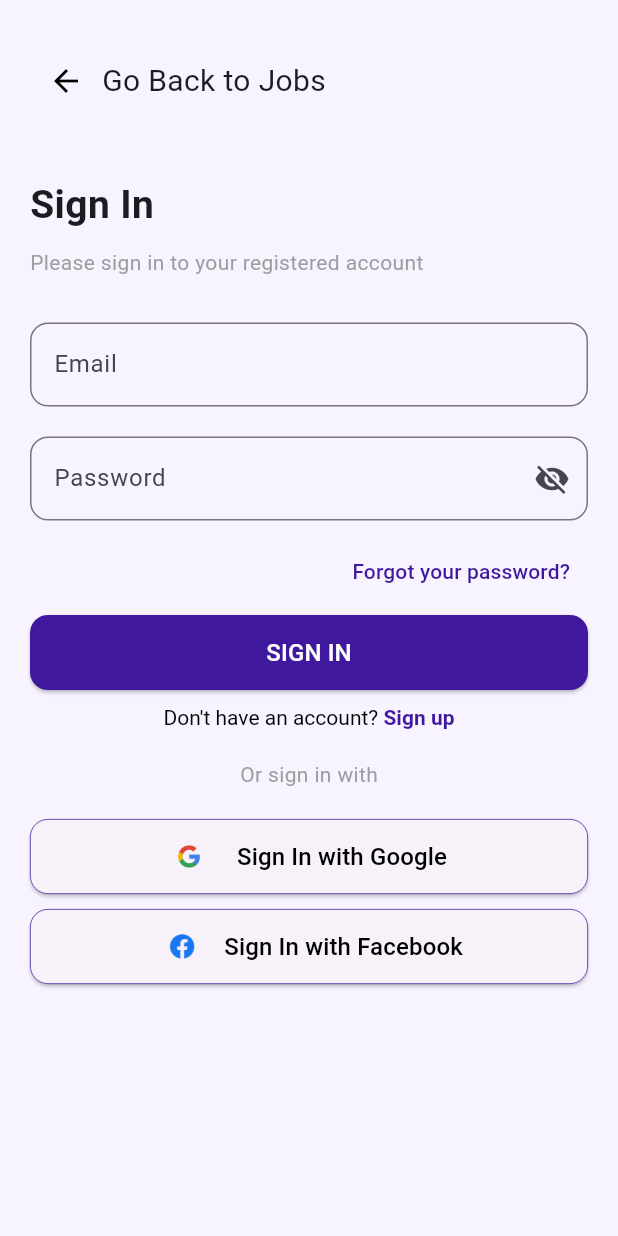
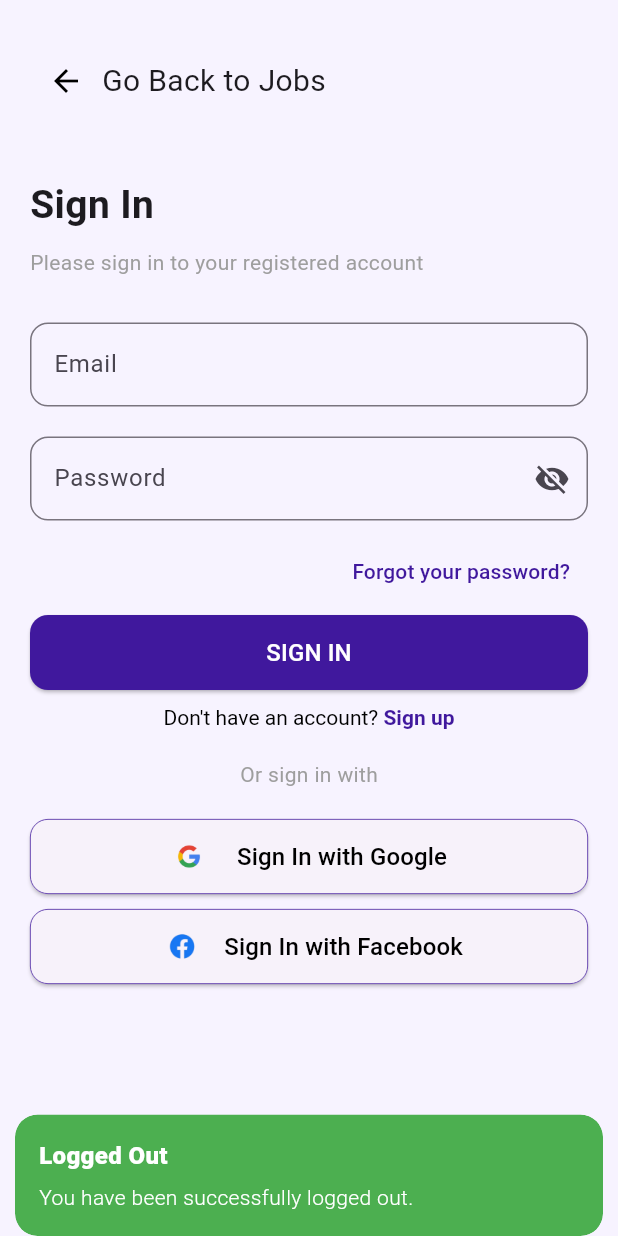
Before and after one commit to AbdulRafayDeveloper/mobile-app-semester-project, a Flutter app: the screen it shows after launch, in the side drawer, after a tap on "Logout", on a phone screen of 412 x 824 dp. Run offline on Flutter 3.47's test engine with Material 3 defaults, Android fonts, the phone set to English and light mode, and no system bars; our stand-ins replace cloud_firestore, firebase_auth, firebase_core, font_awesome_flutter, get, google_sign_in and 2 more; accounts and stored records are empty.

Commit message:
updated code

```diff
--- a/genxcareer/lib/components/admin_drawer_menu.dart
+++ b/genxcareer/lib/components/admin_drawer_menu.dart
@@ -16,6 +16,7 @@ class AdminDrawerMenu extends StatelessWidget {
       padding: EdgeInsets.zero,
       children: [
         const DrawerHeader(
+
           decoration: BoxDecoration(),
           child: Center(
             child: SizedBox(
@@ -72,9 +73,19 @@ class AdminDrawerMenu extends StatelessWidget {
             await _googleSignIn.signOut();
           }
           Get.find<UserController>().clearUserData();
+          // Show a Snackbar indicating successful logout
+          Get.snackbar(
+            'Logged Out',
+            'You have been successfully logged out.',
+            snackPosition: SnackPosition.BOTTOM, // Position at the bottom of the screen
+            backgroundColor: Colors.green, // Background color
+            colorText: Colors.white, // Text color
+            duration: Duration(seconds: 2), // Duration for snackbar
+          );
           Get.offAllNamed(AppRoutes.signIn);
         },
       ),
+
       ],
     );
   }
--- a/genxcareer/lib/screens/Admin/admin_change_password.dart
+++ b/genxcareer/lib/screens/Admin/admin_change_password.dart
@@ -100,7 +100,7 @@ class _AdminPasswordScreenState extends State<AdminPasswordScreen> {
                 ),
                 const SizedBox(height: 10),
                 const Text(
-                  'Your password should be at least 6 characters long',
+                  'Admin password should be at least 6 characters long',
                   style: TextStyle(fontSize: 14, color: Colors.grey),
                 ),
                 const SizedBox(height: 30),
--- a/genxcareer/lib/screens/jobs_screen.dart
+++ b/genxcareer/lib/screens/jobs_screen.dart
@@ -110,9 +110,11 @@ class _JobsState extends State<JobsScreen> {
       body: SafeArea(
         child: GestureDetector(
           onTap: () {
+
             if (isSearchFocused) {
               setState(() {
                 isSearchFocused = false; // Reset when tapping outside
+                FocusScope.of(context).unfocus();
               });
             }
           },
@@ -120,14 +122,12 @@ class _JobsState extends State<JobsScreen> {
             child: Column(
               crossAxisAlignment: CrossAxisAlignment.start,
               children: [
-                // Purple Area (Header)
-                AnimatedContainer(
-                  duration: const Duration(milliseconds: 300),
+                Container(
                   width: double.infinity,
                   height: isSearchFocused
                       ? 0
                       : size.height *
-                          0.19, // Height reduces to 0 when search is focused
+                          0.16,
                   decoration: const BoxDecoration(
                     gradient: LinearGradient(
                       colors: [
@@ -138,8 +138,8 @@ class _JobsState extends State<JobsScreen> {
                       end: Alignment.bottomRight,
                     ),
                     borderRadius: BorderRadius.only(
-                      bottomLeft: Radius.circular(60),
-                      bottomRight: Radius.circular(60),
+                      bottomLeft: Radius.circular(80),
+                      bottomRight: Radius.circular(80),
                     ),
                   ),
                   child: Stack(
@@ -197,6 +197,7 @@ class _JobsState extends State<JobsScreen> {
                                   Color(0xFF40189D), // Blue color for the icon
                               size: 20, // Adjust size as needed
                             ),
+
                           ),
                           onSelected: (String value) async {
                             // Handle selection here
@@ -309,11 +310,8 @@ class _JobsState extends State<JobsScreen> {
 
                 // Search Bar (moves up on focus)
                 Padding(
-                  padding: const EdgeInsets.symmetric(horizontal: 50),
-                  child: Transform.translate(
-                    offset: isSearchFocused
-                        ? const Offset(0, 50)
-                        : const Offset(0, -30),
+                  padding: const EdgeInsets.symmetric(horizontal: 50, vertical:10),
+
                     child: Container(
                       decoration: BoxDecoration(
                         color: Colors.white,
@@ -349,6 +347,7 @@ class _JobsState extends State<JobsScreen> {
                                       isSearchFocused = false;
                                       searchQuery = '';
                                       jobs = List.from(allJobs);
+                                      FocusScope.of(context).unfocus();
                                     });
                                   },
                                 )
@@ -362,23 +361,8 @@ class _JobsState extends State<JobsScreen> {
                       ),
                     ),
                   ),
-                ),
 
-                SizedBox(height: isSearchFocused ? 70 : 2),
-                if (isSearchFocused) ...[
-                  const Padding(
-                    padding: EdgeInsets.symmetric(horizontal: 20),
-                    child: Column(
-                      children: [
-                        Row(
-                          mainAxisAlignment: MainAxisAlignment.spaceEvenly,
-                          children: [],
-                        ),
-                      ],
-                    ),
-                  ),
-                ],
-
+                SizedBox(height: 10,),
                 // Job Cards
                 Padding(
                   padding: const EdgeInsets.symmetric(horizontal: 20),
@@ -401,7 +385,7 @@ class _JobsState extends State<JobsScreen> {
                       ),
                     ),
                   ),
-                if (jobs.isEmpty && lastDocument == null)
+                if (jobs.isEmpty && lastDocument == null && isLoadingMore == false)
                   const Center(
                     child: Text(
                       "No more jobs available",
@@ -410,7 +394,19 @@ class _JobsState extends State<JobsScreen> {
                   ),
                 if (isLoadingMore)
                   const Center(
-                    child: CircularProgressIndicator(),
+                    child: Column(
+                    mainAxisAlignment: MainAxisAlignment.center,
+                    crossAxisAlignment: CrossAxisAlignment.center,
+                    children: const [
+                      SizedBox(height:180),
+                      CircularProgressIndicator(),
+                      SizedBox(height: 20),
+                      Text(
+                        "Loading data...",
+                        style: TextStyle(fontSize: 18, fontWeight: FontWeight.normal),
+                      ),
+                    ],
+                  ),
                   ),
               ],
             ),
--- a/genxcareer/lib/screens/sign_in_screen.dart
+++ b/genxcareer/lib/screens/sign_in_screen.dart
@@ -98,6 +98,15 @@ class _SignInScreenState extends State<SignInScreen> {
     return Scaffold(
       backgroundColor: const Color(0xFFF7F3FF),
       body: SafeArea(
+        child: GestureDetector(
+          onTap: () {
+
+              setState(() {
+
+                FocusScope.of(context).unfocus();
+              });
+
+          },
           child: SingleChildScrollView(
             child: Padding(
               padding:
@@ -390,6 +399,7 @@ class _SignInScreenState extends State<SignInScreen> {
             ),
           ),
         ),
+      ),
     );
   }
 }
--- a/genxcareer/lib/screens/splash_screen.dart
+++ b/genxcareer/lib/screens/splash_screen.dart
@@ -13,8 +13,7 @@ class SplashScreen extends StatefulWidget {
   _SplashScreenState createState() => _SplashScreenState();
 }
 
-class _SplashScreenState extends State<SplashScreen>
-    with SingleTickerProviderStateMixin {
+class _SplashScreenState extends State<SplashScreen> with SingleTickerProviderStateMixin {
   final userController = Get.find<UserController>();
   late AnimationController _controller;
   late Animation<double> _fadeAnimation;
@@ -52,9 +51,18 @@ class _SplashScreenState extends State<SplashScreen>
       ),
     );
 
+    // Add status listener to trigger authentication check after animation completes
+    _controller.addStatusListener((status) {
+      if (status == AnimationStatus.completed) {
+        // Delay the navigation for a few seconds to allow the logo to be visible
+        Future.delayed(const Duration(seconds: 1), () {
+          _checkUserAuthentication();
+        });
+      }
+    });
+
     // Start the animation
     _controller.forward();
-    _checkUserAuthentication();
   }
 
   // Separate async method to handle user authentication
```
Also changed, not shown: genxcareer/lib/screens/Admin/dashboard.dart (+14 -6 lines), genxcareer/lib/screens/Admin/jobs.dart (+24 -26 lines), genxcareer/lib/screens/Admin/users.dart (+24 -11 lines), genxcareer/lib/screens/sign_up_screen.dart (+25 -4 lines). Lines whose indentation alone changed are shown as unchanged.
